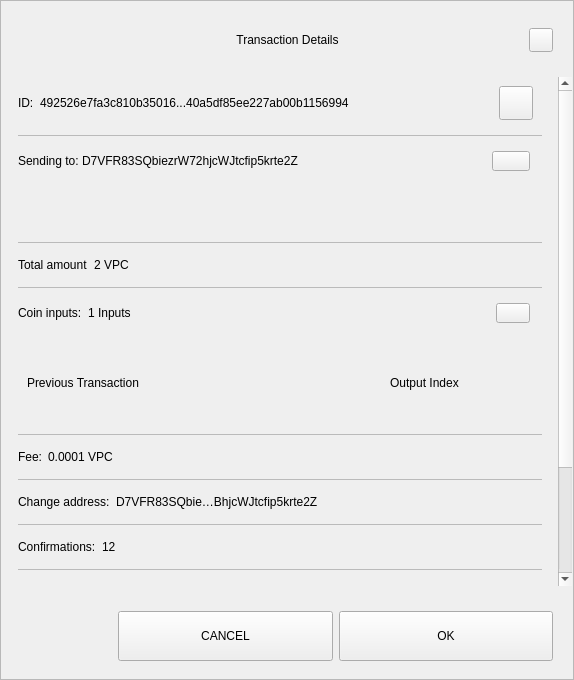
The window that src/qt/voltpotcoin/forms/sendconfirmdialog.ui (ekkakon/vpcpos) describes before a commit, drawn with Qt 5.
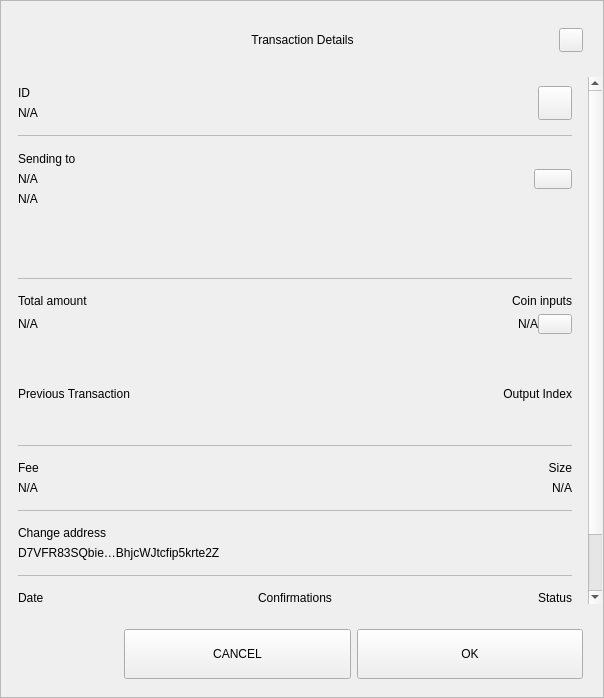
The same window after the commit.

Patch:
```diff
--- a/src/qt/voltpotcoin/forms/sendconfirmdialog.ui
+++ b/src/qt/voltpotcoin/forms/sendconfirmdialog.ui
@@ -6,8 +6,8 @@
    <rect>
     <x>0</x>
     <y>0</y>
-    <width>574</width>
-    <height>680</height>
+    <width>604</width>
+    <height>698</height>
    </rect>
   </property>
   <property name="sizePolicy">
@@ -218,8 +218,8 @@
              <rect>
               <x>0</x>
               <y>0</y>
-              <width>556</width>
-              <height>672</height>
+              <width>586</width>
+              <height>644</height>
              </rect>
             </property>
             <property name="autoFillBackground">
@@ -263,10 +263,15 @@
                 </property>
                 <item>
                  <widget class="QWidget" name="contentID" native="true">
-                  <layout class="QHBoxLayout" name="horizontalLayout_12" stretch="0,1,0">
+                  <layout class="QHBoxLayout" name="horizontalLayout_12" stretch="0,0">
                    <property name="leftMargin">
                     <number>0</number>
                    </property>
+                   <property name="rightMargin">
+                    <number>0</number>
+                   </property>
+                   <item>
+                    <layout class="QVBoxLayout" name="contentID_int">
                    <item>
                     <widget class="QLabel" name="labelId">
                      <property name="maximumSize">
@@ -276,16 +281,18 @@
                       </size>
                      </property>
                      <property name="text">
-                      <string>ID:</string>
+                        <string>ID</string>
                      </property>
                     </widget>
                    </item>
                    <item>
                     <widget class="QLabel" name="textId">
                      <property name="text">
-                      <string>492526e7fa3c810b35016...40a5df85ee227ab00b1156994</string>
-                     </property>
-                    </widget>
+                        <string notr="true">N/A</string>
+                       </property>
+                      </widget>
+                     </item>
+                    </layout>
                    </item>
                    <item>
                     <widget class="QPushButton" name="pushCopy">
@@ -319,7 +326,7 @@
                  </widget>
                 </item>
                 <item>
-                 <widget class="QLabel" name="labelDivider9">
+                 <widget class="QLabel" name="labelDividerID">
                   <property name="maximumSize">
                    <size>
                     <width>16777215</width>
@@ -335,16 +342,36 @@
                  </widget>
                 </item>
                 <item>
-                 <widget class="QWidget" name="contentOutputs" native="true">
-                  <layout class="QHBoxLayout" name="horizontalLayout_11" stretch="0,3,0">
+                 <widget class="QWidget" name="contentOutputsLabel" native="true">
+                  <layout class="QHBoxLayout" name="horizontalLayout_11" stretch="0,0">
                    <property name="spacing">
+                    <number>6</number>
+                   </property>
+                   <property name="leftMargin">
                     <number>0</number>
                    </property>
+                   <property name="topMargin">
+                    <number>9</number>
+                   </property>
+                   <property name="rightMargin">
+                    <number>0</number>
+                   </property>
+                   <property name="bottomMargin">
+                    <number>9</number>
+                   </property>
+                   <item>
+                    <layout class="QVBoxLayout" name="contentOutputsLabel_int">
                    <property name="leftMargin">
                     <number>0</number>
                    </property>
+                     <property name="topMargin">
+                      <number>1</number>
+                     </property>
                    <property name="rightMargin">
-                    <number>12</number>
+                      <number>6</number>
+                     </property>
+                     <property name="bottomMargin">
+                      <number>1</number>
                    </property>
                    <item>
                     <widget class="QLabel" name="labelSend">
@@ -355,16 +382,43 @@
                       </size>
                      </property>
                      <property name="text">
-                      <string>Sending to: </string>
+                        <string>Sending to</string>
+                       </property>
+                      </widget>
+                     </item>
+                     <item>
+                      <widget class="QWidget" name="widget" native="true">
+                       <layout class="QVBoxLayout" name="verticalLayout_6">
+                        <property name="leftMargin">
+                         <number>0</number>
+                        </property>
+                        <property name="topMargin">
+                         <number>0</number>
+                        </property>
+                        <property name="rightMargin">
+                         <number>0</number>
+                        </property>
+                        <property name="bottomMargin">
+                         <number>0</number>
+                        </property>
+                        <item>
+                         <widget class="QLabel" name="textSendLabel">
+                          <property name="text">
+                           <string notr="true">N/A</string>
                      </property>
                     </widget>
                    </item>
                    <item>
                     <widget class="QLabel" name="textSend">
                      <property name="text">
-                      <string>D7VFR83SQbiezrW72hjcWJtcfip5krte2Z </string>
-                     </property>
-                    </widget>
+                           <string notr="true">N/A</string>
+                          </property>
+                         </widget>
+                        </item>
+                       </layout>
+                      </widget>
+                     </item>
+                    </layout>
                    </item>
                    <item>
                     <widget class="QPushButton" name="pushOutputs">
@@ -415,7 +469,7 @@
                     <rect>
                      <x>0</x>
                      <y>0</y>
-                     <width>522</width>
+                     <width>552</width>
                      <height>48</height>
                     </rect>
                    </property>
@@ -428,7 +482,7 @@
                  </widget>
                 </item>
                 <item>
-                 <widget class="QLabel" name="labelDivider8">
+                 <widget class="QLabel" name="labelDividerOutputs">
                   <property name="maximumSize">
                    <size>
                     <width>16777215</width>
@@ -444,12 +498,31 @@
                  </widget>
                 </item>
                 <item>
-                 <widget class="QWidget" name="contentAmount" native="true">
-                  <layout class="QHBoxLayout" name="horizontalLayout_4" stretch="0,1">
+                 <widget class="QWidget" name="gridAmounts" native="true">
+                  <layout class="QGridLayout" name="contentAmountInputs">
                    <property name="leftMargin">
                     <number>0</number>
                    </property>
-                   <item>
+                   <property name="topMargin">
+                    <number>9</number>
+                   </property>
+                   <property name="rightMargin">
+                    <number>0</number>
+                   </property>
+                   <property name="bottomMargin">
+                    <number>9</number>
+                   </property>
+                   <property name="horizontalSpacing">
+                    <number>12</number>
+                   </property>
+                   <item row="1" column="0">
+                    <widget class="QLabel" name="textAmount">
+                     <property name="text">
+                      <string notr="true">N/A</string>
+                     </property>
+                    </widget>
+                   </item>
+                   <item row="0" column="0">
                     <widget class="QLabel" name="labelAmount">
                      <property name="maximumSize">
                       <size>
@@ -462,42 +535,7 @@
                      </property>
                     </widget>
                    </item>
-                   <item>
-                    <widget class="QLabel" name="textAmount">
-                     <property name="text">
-                      <string>2 VPC</string>
-                     </property>
-                    </widget>
-                   </item>
-                  </layout>
-                 </widget>
-                </item>
-                <item>
-                 <widget class="QLabel" name="labelDivider6">
-                  <property name="maximumSize">
-                   <size>
-                    <width>16777215</width>
-                    <height>1</height>
-                   </size>
-                  </property>
-                  <property name="styleSheet">
-                   <string notr="true">background-color:#bababa;</string>
-                  </property>
-                  <property name="text">
-                   <string/>
-                  </property>
-                 </widget>
-                </item>
-                <item>
-                 <widget class="QWidget" name="contentInputs" native="true">
-                  <layout class="QHBoxLayout" name="horizontalLayout" stretch="0,2,0">
-                   <property name="leftMargin">
-                    <number>0</number>
-                   </property>
-                   <property name="rightMargin">
-                    <number>12</number>
-                   </property>
-                   <item>
+                   <item row="0" column="3">
                     <widget class="QLabel" name="labelInputs">
                      <property name="sizePolicy">
                       <sizepolicy hsizetype="Minimum" vsizetype="Preferred">
@@ -512,14 +550,22 @@
                       </size>
                      </property>
                      <property name="text">
-                      <string>Coin inputs:</string>
+                      <string>Coin inputs</string>
+                     </property>
+                     <property name="alignment">
+                      <set>Qt::AlignRight|Qt::AlignTrailing|Qt::AlignVCenter</set>
                      </property>
                     </widget>
                    </item>
+                   <item row="1" column="3">
+                    <layout class="QHBoxLayout" name="horizontalLayout">
                    <item>
                     <widget class="QLabel" name="textInputs">
                      <property name="text">
-                      <string>1 Inputs</string>
+                        <string notr="true">N/A</string>
+                       </property>
+                       <property name="alignment">
+                        <set>Qt::AlignRight|Qt::AlignTrailing|Qt::AlignVCenter</set>
                      </property>
                     </widget>
                    </item>
@@ -534,6 +580,9 @@
                      <property name="focusPolicy">
                       <enum>Qt::NoFocus</enum>
                      </property>
+                       <property name="layoutDirection">
+                        <enum>Qt::LeftToRight</enum>
+                       </property>
                      <property name="styleSheet">
                       <string notr="true"/>
                      </property>
@@ -541,6 +590,8 @@
                       <string/>
                      </property>
                     </widget>
+                     </item>
+                    </layout>
                    </item>
                   </layout>
                  </widget>
@@ -559,13 +610,41 @@
                     <height>90</height>
                    </size>
                   </property>
-                  <layout class="QGridLayout" name="gridLayoutInput" columnstretch="5,2" rowminimumheight="0">
+                  <property name="lineWidth">
+                   <number>0</number>
+                  </property>
+                  <layout class="QGridLayout" name="gridLayoutInput" columnstretch="5,0">
                    <property name="sizeConstraint">
                     <enum>QLayout::SetMaximumSize</enum>
                    </property>
+                   <property name="leftMargin">
+                    <number>0</number>
+                   </property>
+                   <property name="rightMargin">
+                    <number>0</number>
+                   </property>
                    <property name="verticalSpacing">
                     <number>0</number>
                    </property>
+                   <item row="0" column="1">
+                    <widget class="QLabel" name="labelOutputIndex">
+                     <property name="layoutDirection">
+                      <enum>Qt::LeftToRight</enum>
+                     </property>
+                     <property name="text">
+                      <string>Output Index</string>
+                     </property>
+                     <property name="textFormat">
+                      <enum>Qt::AutoText</enum>
+                     </property>
+                     <property name="alignment">
+                      <set>Qt::AlignRight|Qt::AlignTrailing|Qt::AlignVCenter</set>
+                     </property>
+                     <property name="margin">
+                      <number>0</number>
+                     </property>
+                    </widget>
+                   </item>
                    <item row="0" column="0" alignment="Qt::AlignLeft">
                     <widget class="QLabel" name="labelTitlePrevTx">
                      <property name="text">
@@ -573,21 +652,11 @@
                      </property>
                     </widget>
                    </item>
-                   <item row="0" column="1" alignment="Qt::AlignLeft">
-                    <widget class="QLabel" name="labelOutputIndex">
-                     <property name="text">
-                      <string>Output Index</string>
-                     </property>
-                     <property name="alignment">
-                      <set>Qt::AlignCenter</set>
-                     </property>
-                    </widget>
-                   </item>
                   </layout>
                  </widget>
                 </item>
                 <item>
-                 <widget class="QLabel" name="labelDivider1">
+                 <widget class="QLabel" name="labelDividerPrevtx">
                   <property name="maximumSize">
                    <size>
                     <width>16777215</width>
@@ -603,9 +672,19 @@
                  </widget>
                 </item>
                 <item>
-                 <widget class="QWidget" name="contentFee" native="true">
-                  <layout class="QHBoxLayout" name="horizontalLayout_7" stretch="0,1">
-                   <property name="leftMargin">
+                 <layout class="QHBoxLayout" name="contentFeeSize">
+                  <property name="topMargin">
+                   <number>9</number>
+                  </property>
+                  <property name="bottomMargin">
+                   <number>9</number>
+                  </property>
+                  <item>
+                   <layout class="QVBoxLayout" name="contentFee">
+                    <property name="topMargin">
+                     <number>0</number>
+                    </property>
+                    <property name="bottomMargin">
                     <number>0</number>
                    </property>
                    <item>
@@ -617,22 +696,64 @@
                       </size>
                      </property>
                      <property name="text">
-                      <string>Fee:</string>
+                       <string>Fee</string>
                      </property>
                     </widget>
                    </item>
                    <item>
                     <widget class="QLabel" name="textFee">
                      <property name="text">
-                      <string>0.0001 VPC</string>
+                       <string notr="true">N/A</string>
                      </property>
                     </widget>
                    </item>
                   </layout>
+                  </item>
+                  <item>
+                   <widget class="QWidget" name="contentSize" native="true">
+                    <layout class="QVBoxLayout" name="contentSize_layout">
+                     <property name="topMargin">
+                      <number>0</number>
+                     </property>
+                     <property name="rightMargin">
+                      <number>0</number>
+                     </property>
+                     <property name="bottomMargin">
+                      <number>0</number>
+                     </property>
+                     <item>
+                      <widget class="QLabel" name="labelSize">
+                       <property name="maximumSize">
+                        <size>
+                         <width>16777215</width>
+                         <height>16777215</height>
+                        </size>
+                       </property>
+                       <property name="text">
+                        <string>Size</string>
+                       </property>
+                       <property name="alignment">
+                        <set>Qt::AlignRight|Qt::AlignTrailing|Qt::AlignVCenter</set>
+                       </property>
                  </widget>
                 </item>
                 <item>
-                 <widget class="QLabel" name="labelDivider2">
+                      <widget class="QLabel" name="textSize">
+                       <property name="text">
+                        <string notr="true">N/A</string>
+                       </property>
+                       <property name="alignment">
+                        <set>Qt::AlignRight|Qt::AlignTrailing|Qt::AlignVCenter</set>
+                       </property>
+                      </widget>
+                     </item>
+                    </layout>
+                   </widget>
+                  </item>
+                 </layout>
+                </item>
+                <item>
+                 <widget class="QLabel" name="labelDividerFeeSize">
                   <property name="maximumSize">
                    <size>
                     <width>16777215</width>
@@ -649,10 +770,19 @@
                 </item>
                 <item>
                  <widget class="QWidget" name="contentChangeAddress" native="true">
-                  <layout class="QHBoxLayout" name="horizontalLayout_6" stretch="0,1">
+                  <layout class="QVBoxLayout" name="contentChangeAddress_layout">
                    <property name="leftMargin">
                     <number>0</number>
                    </property>
+                   <property name="topMargin">
+                    <number>9</number>
+                   </property>
+                   <property name="rightMargin">
+                    <number>0</number>
+                   </property>
+                   <property name="bottomMargin">
+                    <number>9</number>
+                   </property>
                    <item>
                     <widget class="QLabel" name="labelChange">
                      <property name="maximumSize">
@@ -662,7 +792,7 @@
                       </size>
                      </property>
                      <property name="text">
-                      <string>Change address:</string>
+                      <string>Change address</string>
                      </property>
                     </widget>
                    </item>
@@ -677,7 +807,7 @@
                  </widget>
                 </item>
                 <item>
-                 <widget class="QLabel" name="labelDivider4">
+                 <widget class="QLabel" name="labelDividerChange">
                   <property name="maximumSize">
                    <size>
                     <width>16777215</width>
@@ -693,12 +823,25 @@
                  </widget>
                 </item>
                 <item>
-                 <widget class="QWidget" name="contentConfirmations" native="true">
-                  <layout class="QHBoxLayout" name="horizontalLayout_8" stretch="0,1">
+                 <widget class="QWidget" name="gridConfDateStatus" native="true">
+                  <layout class="QGridLayout" name="contentConfDateStatus">
                    <property name="leftMargin">
                     <number>0</number>
                    </property>
-                   <item>
+                   <property name="rightMargin">
+                    <number>0</number>
+                   </property>
+                   <item row="1" column="3">
+                    <widget class="QLabel" name="textStatus">
+                     <property name="text">
+                      <string>Spendable</string>
+                     </property>
+                     <property name="alignment">
+                      <set>Qt::AlignRight|Qt::AlignTrailing|Qt::AlignVCenter</set>
+                     </property>
+                    </widget>
+                   </item>
+                   <item row="0" column="1">
                     <widget class="QLabel" name="labelConfirmations">
                      <property name="maximumSize">
                       <size>
@@ -707,88 +850,40 @@
                       </size>
                      </property>
                      <property name="text">
-                      <string>Confirmations:</string>
+                      <string>Confirmations</string>
                      </property>
+                     <property name="alignment">
+                      <set>Qt::AlignCenter</set>
+                     </property>
                     </widget>
                    </item>
-                   <item>
+                   <item row="0" column="3">
+                    <widget class="QLabel" name="labelStatus">
+                     <property name="maximumSize">
+                      <size>
+                       <width>16777215</width>
+                       <height>16777215</height>
+                      </size>
+                     </property>
+                     <property name="text">
+                      <string>Status</string>
+                     </property>
+                     <property name="alignment">
+                      <set>Qt::AlignRight|Qt::AlignTrailing|Qt::AlignVCenter</set>
+                     </property>
+                    </widget>
+                   </item>
+                   <item row="1" column="1">
                     <widget class="QLabel" name="textConfirmations">
                      <property name="text">
-                      <string>12</string>
+                      <string notr="true">N/A</string>
                      </property>
-                    </widget>
-                   </item>
-                  </layout>
-                 </widget>
-                </item>
-                <item>
-                 <widget class="QLabel" name="labelDivider7">
-                  <property name="maximumSize">
-                   <size>
-                    <width>16777215</width>
-                    <height>1</height>
-                   </size>
-                  </property>
-                  <property name="styleSheet">
-                   <string notr="true">background-color:#bababa;</string>
-                  </property>
-                  <property name="text">
-                   <string/>
-                  </property>
-                 </widget>
-                </item>
-                <item>
-                 <widget class="QWidget" name="contentSize" native="true">
-                  <layout class="QHBoxLayout" name="horizontalLayout_9" stretch="0,1">
-                   <property name="leftMargin">
-                    <number>0</number>
-                   </property>
-                   <item>
-                    <widget class="QLabel" name="labelSize">
-                     <property name="maximumSize">
-                      <size>
-                       <width>16777215</width>
-                       <height>16777215</height>
-                      </size>
-                     </property>
-                     <property name="text">
-                      <string>Size:</string>
-                     </property>
-                    </widget>
-                   </item>
-                   <item>
-                    <widget class="QLabel" name="textSize">
-                     <property name="text">
-                      <string>2 kB</string>
-                     </property>
-                    </widget>
-                   </item>
-                  </layout>
-                 </widget>
-                </item>
-                <item>
-                 <widget class="QLabel" name="labelDivider3">
-                  <property name="maximumSize">
-                   <size>
-                    <width>16777215</width>
-                    <height>1</height>
-                   </size>
-                  </property>
-                  <property name="styleSheet">
-                   <string notr="true">background-color:#bababa;</string>
-                  </property>
-                  <property name="text">
-                   <string/>
-                  </property>
-                 </widget>
-                </item>
-                <item>
-                 <widget class="QWidget" name="contentDate" native="true">
-                  <layout class="QHBoxLayout" name="horizontalLayout_5" stretch="0,1">
-                   <property name="leftMargin">
-                    <number>0</number>
-                   </property>
-                   <item>
+                     <property name="alignment">
+                      <set>Qt::AlignCenter</set>
+                     </property>
+                    </widget>
+                   </item>
+                   <item row="0" column="0">
                     <widget class="QLabel" name="labelDate">
                      <property name="maximumSize">
                       <size>
@@ -797,22 +892,28 @@
                       </size>
                      </property>
                      <property name="text">
-                      <string>Date:</string>
+                      <string>Date</string>
+                     </property>
+                     <property name="alignment">
+                      <set>Qt::AlignLeading|Qt::AlignLeft|Qt::AlignVCenter</set>
                      </property>
                     </widget>
                    </item>
-                   <item>
+                   <item row="1" column="0">
                     <widget class="QLabel" name="textDate">
                      <property name="text">
                       <string>May 25, 2017</string>
                      </property>
+                     <property name="alignment">
+                      <set>Qt::AlignLeading|Qt::AlignLeft|Qt::AlignVCenter</set>
+                     </property>
                     </widget>
                    </item>
                   </layout>
                  </widget>
                 </item>
                 <item>
-                 <widget class="QLabel" name="labelDivider5">
+                 <widget class="QLabel" name="labelDividerConfs">
                   <property name="maximumSize">
                    <size>
                     <width>16777215</width>
@@ -827,35 +928,6 @@
                   </property>
                  </widget>
                 </item>
-                <item>
-                 <widget class="QWidget" name="contentStatus" native="true">
-                  <layout class="QHBoxLayout" name="horizontalLayout_10" stretch="0,1">
-                   <property name="leftMargin">
-                    <number>0</number>
-                   </property>
-                   <item>
-                    <widget class="QLabel" name="labelStatus">
-                     <property name="maximumSize">
-                      <size>
-                       <width>16777215</width>
-                       <height>16777215</height>
-                      </size>
-                     </property>
-                     <property name="text">
-                      <string>Status:</string>
-                     </property>
-                    </widget>
-                   </item>
-                   <item>
-                    <widget class="QLabel" name="textStatus">
-                     <property name="text">
-                      <string>Spendable</string>
-                     </property>
-                    </widget>
-                   </item>
-                  </layout>
-                 </widget>
-                </item>
                 <item>
                  <spacer name="verticalSpacer_2">
                   <property name="orientation">
```
Lines whose indentation alone changed are shown as unchanged.
